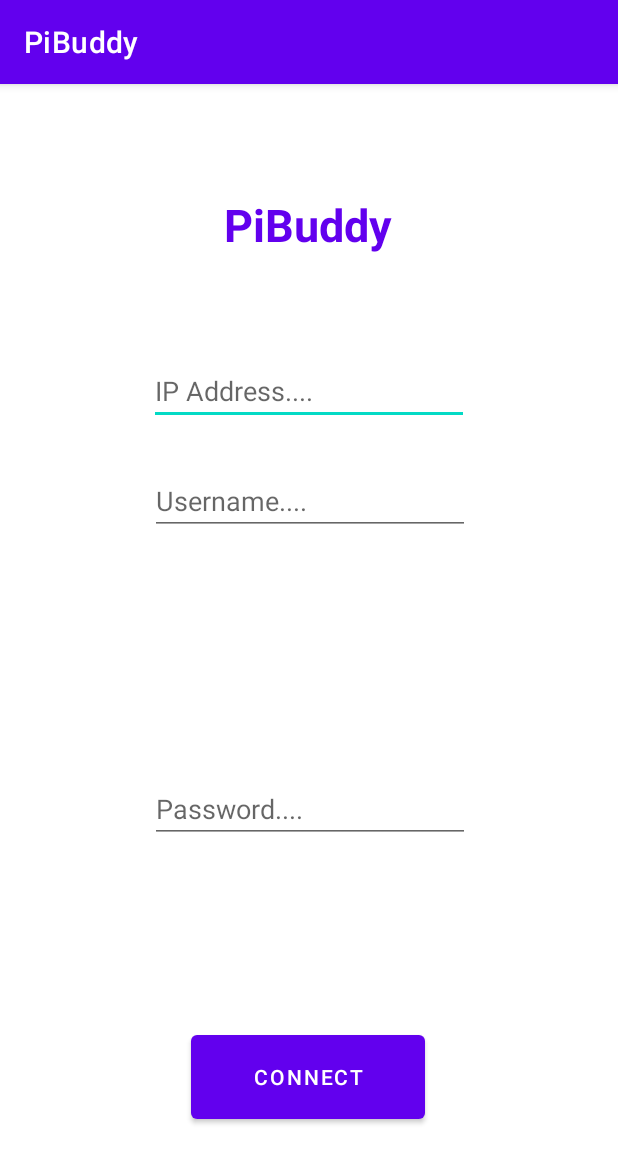
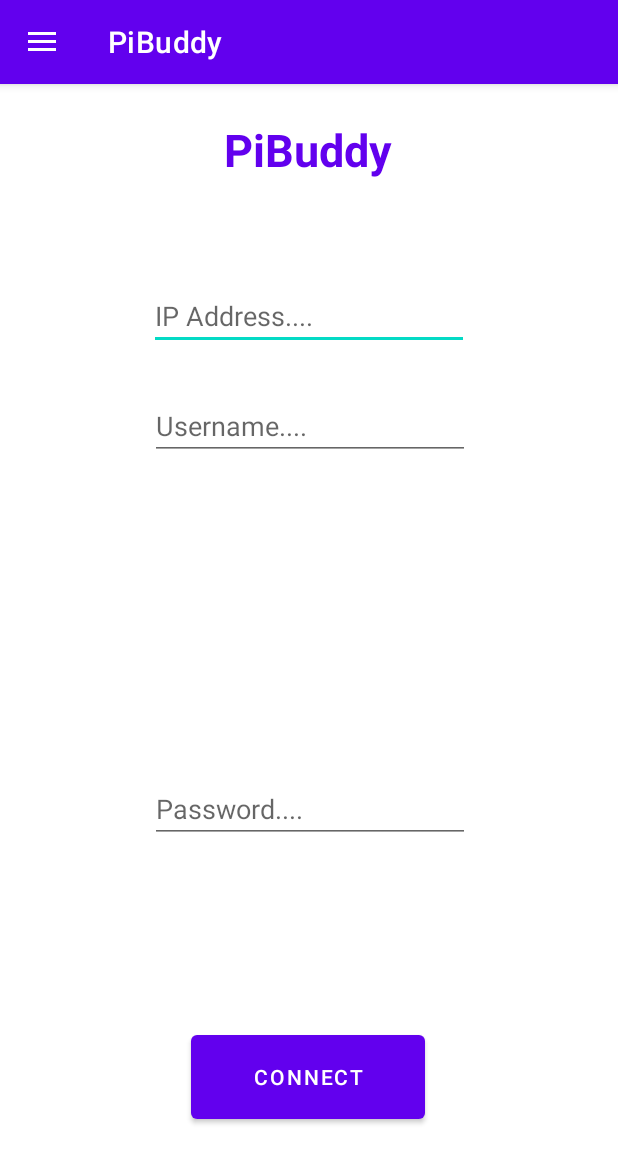
Before and after one commit to danielmbutler/PiBuddy, an Android app: the screen it shows after launch (MainActivity), on a phone screen of 412 x 824 dp. Shown: the top 1163 px of the screen. Run offline under Robolectric (Android 15) with nearby library versions, the phone set to English and light mode, and no system bars.

Commit message:
added slide out draw to store previous connections

```diff
--- a/app/build.gradle
+++ b/app/build.gradle
@@ -47,4 +47,6 @@ dependencies {
     implementation "org.jetbrains.kotlin:kotlin-stdlib:$kotlin_version"
     implementation 'org.jetbrains.kotlinx:kotlinx-coroutines-core:1.4.2'
     implementation 'org.jetbrains.kotlinx:kotlinx-coroutines-android:1.3.7'
+    implementation 'com.google.android.material:material:1.0.0'
+    implementation 'androidx.legacy:legacy-support-v4:1.0.0'
 }
--- a/app/src/main/java/com/example/pibuddy/MainActivity.kt
+++ b/app/src/main/java/com/example/pibuddy/MainActivity.kt
@@ -1,13 +1,24 @@
 package com.example.pibuddy
 
 
+import android.os.Build
 import android.os.Bundle
 import android.text.method.ScrollingMovementMethod
 import android.util.Log
+import android.view.Menu
+import android.view.MenuItem
+import android.view.View
+import androidx.annotation.RequiresApi
 import androidx.appcompat.app.AppCompatActivity
+import androidx.appcompat.view.menu.MenuBuilder
+import androidx.core.content.ContextCompat
+import androidx.core.view.GravityCompat
+import androidx.drawerlayout.widget.DrawerLayout
+import com.google.android.material.navigation.NavigationView
 import kotlinx.android.synthetic.main.activity_main.*
 import kotlinx.android.synthetic.main.result.*
 import kotlinx.coroutines.*
+import org.json.JSONObject
 
 
 class MainActivity : AppCompatActivity() {
@@ -31,31 +42,83 @@ class MainActivity : AppCompatActivity() {
     }
 
 
+
+    @RequiresApi(Build.VERSION_CODES.LOLLIPOP)
     override fun onCreate(savedInstanceState: Bundle?) {
         super.onCreate(savedInstanceState)
         setContentView(R.layout.activity_main)
+
+
+        // slider
+
+        var drawer: DrawerLayout? = null
+
+            var toolbarid = toolbar.id
+
+            setSupportActionBar(toolbar)
+            drawer = findViewById(R.id.drawer_layout)
+            val toggle = androidx.appcompat.app.ActionBarDrawerToggle(
+                this, drawer, toolbar,
+                R.string.navigation_drawer_open, R.string.navigation_drawer_close
+            )
+            drawer!!.addDrawerListener(toggle)
+            toggle.syncState()
+
+        val mNavigationView = findViewById<View>(R.id.nav_viewer) as NavigationView
+        mNavigationView.bringToFront();
+
+
+
+
+
+
+
         val pref = applicationContext.getSharedPreferences(
             "Connection",
             0
         ) // 0 - for private mode
 
-        //check for cached successful values
-        val savedIp       = pref.getString("IPAddress", null)
-        val savedUser     = pref.getString("Username", null)
-        val savedPassword = pref.getString("Password", null)
 
-        //get all preferences
 
+//        //check for cached successful values
+//       val savedIp       = pref.getString("IPAddress", null)
+//        val savedUser     = pref.getString("Username", null)
+//        val savedPassword = pref.getString("Password", null)
+//
+//        //get all preferences
+//
               val keys: Map<String, *> = pref.getAll()
-
+//
        for ((key, value) in keys) {
            Log.d("map values", key + ": " + value.toString())
+           val testnavView = findViewById(R.id.nav_viewer) as NavigationView
+           val menu = testnavView.menu
+           menu.add(0,0,0,"$key").setOnMenuItemClickListener {
+
+                   Log.d("onclick listner", key)
+
+                   pref.getString(this.title.toString(), null)
+                   var strJson = pref.getString(key, null)
+
+                   val jresponse = JSONObject(strJson)
+                   val UsernameFromJson = jresponse.getString("Username")
+                   val PasswordFromJson = jresponse.getString("Password")
+
+                   if (strJson != null) {
+                       Log.d("onclick listner", strJson)
+                       Log.d("onclick listner", "Username: ${UsernameFromJson}, Password: ${PasswordFromJson} ")
+                       IPAddressText.setText(key)
+                       UsernameText.setText(UsernameFromJson)
+                       PasswordText.setText(PasswordFromJson)
                    }
 
 
-        IPAddressText.setText(savedIp)
-        UsernameText.setText(savedUser)
-        PasswordText.setText(savedPassword)
+                   drawer.closeDrawer(GravityCompat.START);
+                   true
+               }.setIcon(ContextCompat.getDrawable(this, R.drawable.ic_computer))
+
+           }
+
 
             ConnectButton.setOnClickListener {
             ConnectButton.text = "Connect"
@@ -108,20 +171,31 @@ class MainActivity : AppCompatActivity() {
                         DiskSpaceTextView.setMovementMethod(ScrollingMovementMethod());
 
 
+
+
+
                         // store successfull connection in shared pref
 
 
                         val editor = pref.edit()
 
-                        editor.putString("IPAddress",   IPAddressText.text.toString()); // Storing string
-                        editor.putString("Username",    UsernameText.text.toString()); // Storing string
-                        editor.putString("Password",    PasswordText.text.toString()); // Storing string
+
+                        val Pidata = JSONObject("""{"Username":"${UsernameText.text.toString()}", "Password":"${PasswordText.text.toString()}"}""")
+                        editor.putString(IPAddressText.text.toString(), Pidata.toString())
+
+
 
                         editor.apply()
+
+
+
+
+
 
                         BackButton.setOnClickListener {
                             recreate()
                             setContentView(R.layout.activity_main)
+
                         }
                     }
 
@@ -134,4 +208,7 @@ class MainActivity : AppCompatActivity() {
 
         }
     }
+
+
+
 }
--- /dev/null
+++ b/app/src/main/res/drawable/ic_computer.xml
@@ -0,0 +1,10 @@
+<vector xmlns:android="http://schemas.android.com/apk/res/android"
+    android:width="24dp"
+    android:height="24dp"
+    android:viewportWidth="24"
+    android:viewportHeight="24"
+    android:tint="?attr/colorControlNormal">
+  <path
+      android:fillColor="@android:color/white"
+      android:pathData="M20,18c1.1,0 1.99,-0.9 1.99,-2L22,6c0,-1.1 -0.9,-2 -2,-2H4c-1.1,0 -2,0.9 -2,2v10c0,1.1 0.9,2 2,2H0v2h24v-2h-4zM4,6h16v10H4V6z"/>
+</vector>
--- a/app/src/main/res/layout/activity_main.xml
+++ b/app/src/main/res/layout/activity_main.xml
@@ -1,4 +1,43 @@
 <?xml version="1.0" encoding="utf-8"?>
+<androidx.drawerlayout.widget.DrawerLayout xmlns:android="http://schemas.android.com/apk/res/android"
+    xmlns:app="http://schemas.android.com/apk/res-auto"
+    xmlns:tools="http://schemas.android.com/tools"
+    android:id="@+id/drawer_layout"
+    android:layout_width="match_parent"
+    android:layout_height="match_parent"
+    android:fitsSystemWindows="true"
+    tools:openDrawer="start">
+
+    <androidx.appcompat.widget.LinearLayoutCompat
+        android:layout_width="match_parent"
+        android:layout_height="match_parent"
+        android:orientation="vertical">
+
+        <androidx.appcompat.widget.Toolbar
+            android:id="@+id/toolbar"
+            android:layout_width="match_parent"
+            android:layout_height="?attr/actionBarSize"
+            android:background="@color/design_default_color_primary"
+            android:elevation="4dp"
+            android:theme="@style/ThemeOverlay.AppCompat.Dark.ActionBar"
+            app:popupTheme="@style/ThemeOverlay.AppCompat.Light" />
+
+        <FrameLayout
+            android:id="@+id/fragement_container"
+            android:layout_width="match_parent"
+            android:layout_height="match_parent" />
+
+
+    </androidx.appcompat.widget.LinearLayoutCompat>
+
+    <com.google.android.material.navigation.NavigationView
+        android:id="@+id/nav_viewer"
+        android:layout_width="wrap_content"
+        android:layout_height="match_parent"
+        android:layout_gravity="start"
+        app:headerLayout="@layout/nav_header"
+        app:menu="@menu/draw_menu" />
+
     <androidx.constraintlayout.widget.ConstraintLayout xmlns:android="http://schemas.android.com/apk/res/android"
         xmlns:app="http://schemas.android.com/apk/res-auto"
         xmlns:tools="http://schemas.android.com/tools"
@@ -73,3 +112,5 @@
             app:layout_constraintVertical_bias="1.0" />
 
     </androidx.constraintlayout.widget.ConstraintLayout>
+
+</androidx.drawerlayout.widget.DrawerLayout>
--- /dev/null
+++ b/app/src/main/res/menu/draw_menu.xml
@@ -0,0 +1,9 @@
+<?xml version="1.0" encoding="utf-8"?>
+<menu xmlns:android="http://schemas.android.com/apk/res/android"
+    xmlns:tools="http://schemas.android.com/tools"
+    xmlns:appNs="http://schemas.android.com/apk/res-auto"
+    tools:showIn="navigation_view">
+<group android:checkableBehavior="single" android:id="@+id/SavedConnectionsMenu">
+</group>
+
+</menu>
--- a/app/src/main/res/values-night/themes.xml
+++ b/app/src/main/res/values-night/themes.xml
@@ -1,6 +1,6 @@
 <resources xmlns:tools="http://schemas.android.com/tools">
     <!-- Base application theme. -->
-    <style name="Theme.PiBuddy" parent="Theme.MaterialComponents.DayNight.DarkActionBar">
+    <style name="Theme.PiBuddy" parent="Theme.MaterialComponents.DayNight.NoActionBar">
         <!-- Primary brand color. -->
         <item name="colorPrimary">@color/purple_200</item>
         <item name="colorPrimaryVariant">@color/purple_700</item>
--- a/app/src/main/res/values/strings.xml
+++ b/app/src/main/res/values/strings.xml
@@ -1,3 +1,5 @@
 <resources>
     <string name="app_name">PiBuddy</string>
+    <string name="navigation_drawer_open">Open Nav Draw</string>
+    <string name="navigation_drawer_close">Close Nav Draw</string>
 </resources>
--- a/app/src/main/res/values/themes.xml
+++ b/app/src/main/res/values/themes.xml
@@ -1,6 +1,6 @@
 <resources xmlns:tools="http://schemas.android.com/tools">
     <!-- Base application theme. -->
-    <style name="Theme.PiBuddy" parent="Theme.MaterialComponents.DayNight.DarkActionBar">
+    <style name="Theme.PiBuddy" parent="Theme.MaterialComponents.DayNight.NoActionBar">
         <!-- Primary brand color. -->
         <item name="colorPrimary">@color/purple_500</item>
         <item name="colorPrimaryVariant">@color/purple_700</item>
```
Also changed, not shown: app/src/main/res/layout/nav_header.xml (added, +27 -0 lines), app/src/main/res/layout/result.xml (+19 -4 lines), app/src/main/res/layout/saved_connection.xml (added, +37 -0 lines), app/src/main/res/values/Connections.xml (added, +8 -0 lines). Lines whose indentation alone changed are shown as unchanged.
